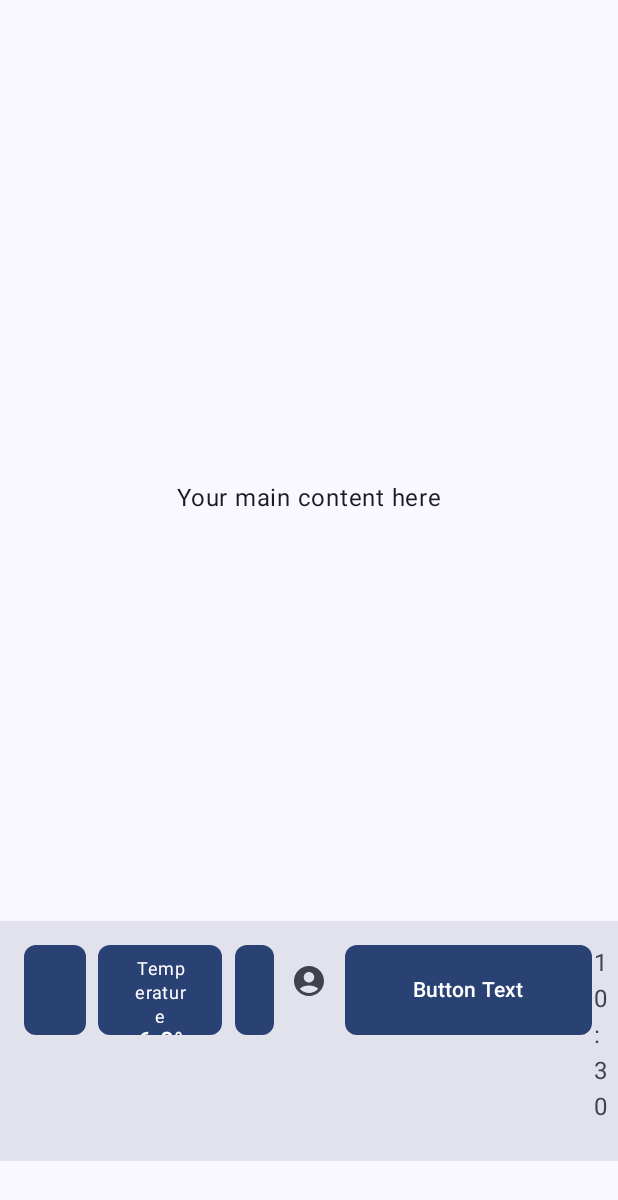
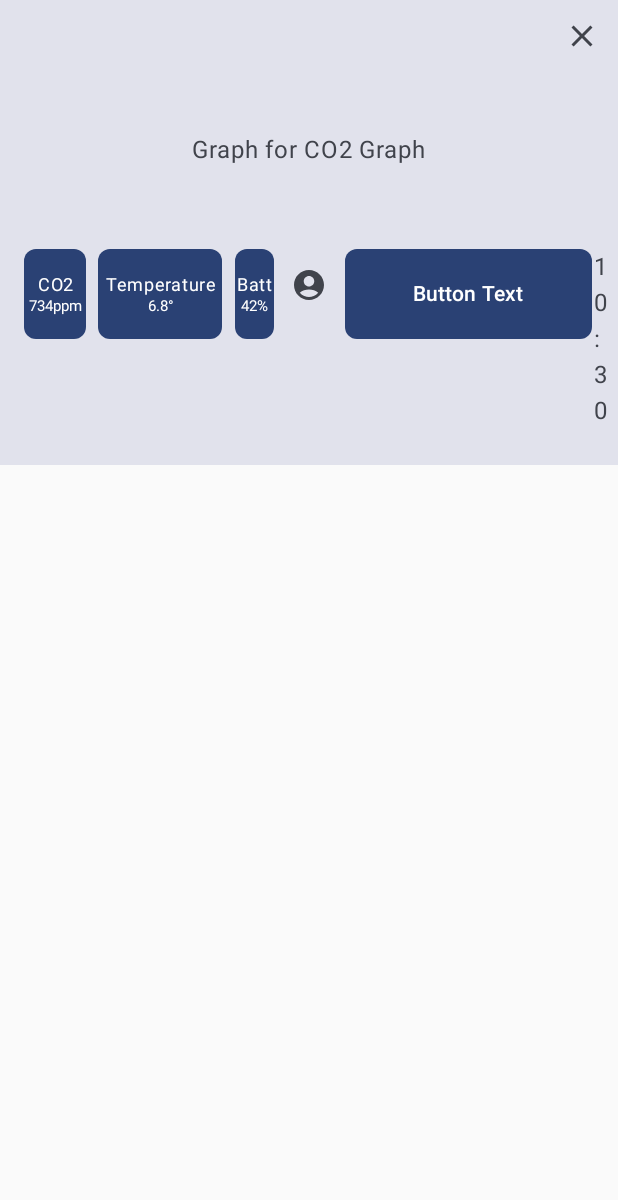
Before and after one commit to nandakishorebellammuralidhar/hackathon, an Android app built with Jetpack Compose: the screen it shows after launch (MainActivity), after a tap on "CO2", on a phone screen of 412 x 824 dp. Shown: the top 1200 px of the screen. Run offline under Robolectric (Android 15) with nearby library versions, the phone set to English and light mode, and no system bars.

Commit message:
added graph location

```diff
--- a/Drivemate/app/src/main/java/com/nanda/drivemate/MainActivity.kt
+++ b/Drivemate/app/src/main/java/com/nanda/drivemate/MainActivity.kt
@@ -7,6 +7,7 @@ import androidx.activity.enableEdgeToEdge
 import androidx.compose.foundation.layout.Arrangement
 import androidx.compose.foundation.layout.Box
 import androidx.compose.foundation.layout.Column
+import androidx.compose.foundation.layout.PaddingValues
 import androidx.compose.foundation.layout.Row
 import androidx.compose.foundation.layout.Spacer
 import androidx.compose.foundation.layout.fillMaxSize
@@ -19,11 +20,11 @@ import androidx.compose.foundation.layout.width
 import androidx.compose.foundation.shape.RoundedCornerShape
 import androidx.compose.material.icons.Icons
 import androidx.compose.material.icons.filled.AccountCircle
+import androidx.compose.material.icons.filled.Close
 import androidx.compose.material3.Button
 import androidx.compose.material3.Icon
 import androidx.compose.material3.IconButton
 import androidx.compose.material3.MaterialTheme
-import androidx.compose.material3.Scaffold
 import androidx.compose.material3.Surface
 import androidx.compose.material3.Text
 import androidx.compose.runtime.Composable
@@ -41,6 +42,7 @@ import androidx.compose.ui.text.style.TextOverflow
 import androidx.compose.ui.tooling.preview.Preview
 import androidx.compose.ui.unit.Dp
 import androidx.compose.ui.unit.dp
+import androidx.compose.ui.unit.sp
 import com.nanda.drivemate.ui.theme.DrivemateTheme
 import kotlinx.coroutines.delay
 import java.text.SimpleDateFormat
@@ -54,25 +56,59 @@ class MainActivity : ComponentActivity() {
         enableEdgeToEdge()
         setContent {
             DrivemateTheme {
-                Scaffold(
-                    bottomBar = { BottomBar() }
-                ) { innerPadding ->
-                    Box(
-                        modifier = Modifier
-                            .fillMaxSize()
-                            .padding(innerPadding),
-                        contentAlignment = Alignment.Center
-                    ) {
-                        Text("Your main content here")
-                    }
-                }
+                MainScreen()
             }
         }
     }
 }
 
 @Composable
-fun BottomBar(moveUpPixels: Dp = 50.dp, updateIntervalMillis: Long = 3000) {
+fun MainScreen() {
+    var selectedGraph by remember { mutableStateOf<String?>(null) }
+
+    Column(modifier = Modifier.fillMaxSize()) {
+        // Top part: Graph display area
+        Surface(
+            modifier = Modifier
+                .fillMaxWidth()
+                .height(200.dp), // Adjust height as needed
+            color = MaterialTheme.colorScheme.surfaceVariant
+        ) {
+            if (selectedGraph != null) {
+                Box(modifier = Modifier.fillMaxSize()) {
+                    GraphContent(title = "$selectedGraph Graph") // Your graph content
+                    IconButton(
+                        onClick = { selectedGraph = null },
+                        modifier = Modifier.align(Alignment.TopEnd)
+                    ) {
+                        Icon(Icons.Filled.Close, contentDescription = "Close Graph")
+                    }
+                }
+            } else {
+                Box(contentAlignment = Alignment.Center) {
+                    Text("Select a graph below")
+                }
+            }
+        }
+        // Bottom part: Bottom Bar
+        BottomBar(onGraphSelected = { selectedGraph = it })
+    }
+}
+
+@Composable
+fun GraphContent(title: String) {
+    // Replace this with your actual graph drawing composable
+    Box(modifier = Modifier.fillMaxSize(), contentAlignment = Alignment.Center) {
+        Text("Graph for $title")
+    }
+}
+
+@Composable
+fun BottomBar(
+    moveUpPixels: Dp = 50.dp,
+    updateIntervalMillis: Long = 3000,
+    onGraphSelected: (String?) -> Unit
+) {
     var currentTime by remember { mutableStateOf(getCurrentTime()) }
     var co2Level by remember { mutableStateOf(700) }
     var temperature by remember { mutableStateOf(7.3f) }
@@ -112,21 +148,21 @@ fun BottomBar(moveUpPixels: Dp = 50.dp, updateIntervalMillis: Long = 3000) {
                     topText = "CO2",
                     bottomText = getCO2String(co2Level),
                     sizeType = 1,
-                    onClickIndex = 1
+                    onClick = { onGraphSelected("CO2") }
                 )
                 Spacer(modifier = Modifier.width(8.dp))
                 ButtonWithText(
                     topText = "Temperature",
                     bottomText = "%.1f°".format(temperature),
                     sizeType = 2,
-                    onClickIndex = 2
+                    onClick = { onGraphSelected("Temperature") }
                 )
                 Spacer(modifier = Modifier.width(8.dp))
                 ButtonWithText(
                     topText = "Battery",
                     bottomText = "$batteryLevel%",
                     sizeType = 2,
-                    onClickIndex = 3
+                    onClick = { onGraphSelected("Battery") }
                 )
             }
 
@@ -141,7 +177,7 @@ fun BottomBar(moveUpPixels: Dp = 50.dp, updateIntervalMillis: Long = 3000) {
 
                 Button(
                     onClick = { /*TODO*/ },
-                    modifier = Modifier.size(width = screenWidthDp*2/5, height = 60.dp),
+                    modifier = Modifier.size(width = screenWidthDp * 2 / 5, height = 60.dp),
                     shape = RoundedCornerShape(8.dp)
                 ) {
                     Text("Button Text")
@@ -155,7 +191,12 @@ fun BottomBar(moveUpPixels: Dp = 50.dp, updateIntervalMillis: Long = 3000) {
 }
 
 @Composable
-fun ButtonWithText(topText: String, bottomText: String, sizeType: Int, onClickIndex: Int) {
+fun ButtonWithText(
+    topText: String,
+    bottomText: String,
+    sizeType: Int,
+    onClick: () -> Unit
+) {
     val configuration = LocalConfiguration.current
     val screenWidthDp = configuration.screenWidthDp.dp
     val buttonWidth: Dp = if (sizeType == 1) {
@@ -163,16 +204,16 @@ fun ButtonWithText(topText: String, bottomText: String, sizeType: Int, onClickIn
     } else {
         screenWidthDp / 5
     }
-    val bottomTextStyle: TextStyle = if(onClickIndex == 1){
-        MaterialTheme.typography.titleSmall
-    } else {
-        MaterialTheme.typography.titleMedium
-    }
+    val bottomTextStyle: TextStyle = TextStyle(
+        fontSize = 10.sp,
+        textAlign = TextAlign.Center,
+    )
 
     Button(
-        onClick = { /*TODO*/ },
+        onClick = onClick,
         modifier = Modifier.size(width = buttonWidth, height = 60.dp),
-        shape = RoundedCornerShape(8.dp)
+        shape = RoundedCornerShape(8.dp),
+        contentPadding = PaddingValues(0.dp)
     ) {
         Column(
             horizontalAlignment = Alignment.CenterHorizontally,
@@ -181,49 +222,25 @@ fun ButtonWithText(topText: String, bottomText: String, sizeType: Int, onClickIn
             Text(
                 text = topText,
                 style = MaterialTheme.typography.bodySmall,
-                textAlign = TextAlign.Center
+                textAlign = TextAlign.Center,
+                maxLines = 1,
+                overflow = TextOverflow.Visible
             )
             Text(
                 text = bottomText,
                 style = bottomTextStyle,
                 maxLines = 1,
                 textAlign = TextAlign.Center,
-                overflow = TextOverflow.Visible
+                overflow = TextOverflow.Visible,
+                softWrap = true
             )
         }
     }
 }
 
 fun getCO2String(co2Level: Int): String {
-    return co2Level.toString() +"ppm"
+    return co2Level.toString() + "ppm"
 }
-
-
-
-//@Composable
-//fun ButtonWithText(topText: String, bottomText: String) {
-//    Button(
-//        onClick = { /*TODO*/ },
-//        modifier = Modifier.size(width = 80.dp, height = 60.dp),
-//        shape = RoundedCornerShape(8.dp)
-//    ) {
-//        Column(
-//            horizontalAlignment = Alignment.CenterHorizontally,
-//            verticalArrangement = Arrangement.Center
-//        ) {
-//            Text(
-//                text = topText,
-//                style = MaterialTheme.typography.bodySmall,
-//                textAlign = TextAlign.Center
-//            )
-//            Text(
-//                text = bottomText,
-//                style = MaterialTheme.typography.titleMedium,
-//                textAlign = TextAlign.Center
-//            )
-//        }
-//    }
-//}
 
 fun getCurrentTime(): String {
     val sdf = SimpleDateFormat("HH:mm", Locale.getDefault())
@@ -234,6 +251,6 @@ fun getCurrentTime(): String {
 @Composable
 fun DefaultPreview() {
     DrivemateTheme {
-        BottomBar()
+        MainScreen()
     }
 }
```
